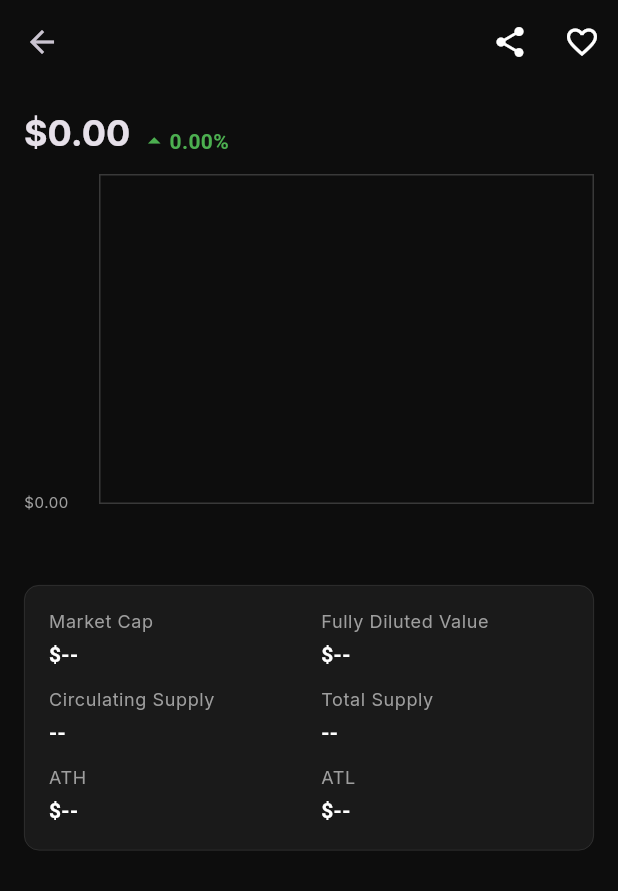
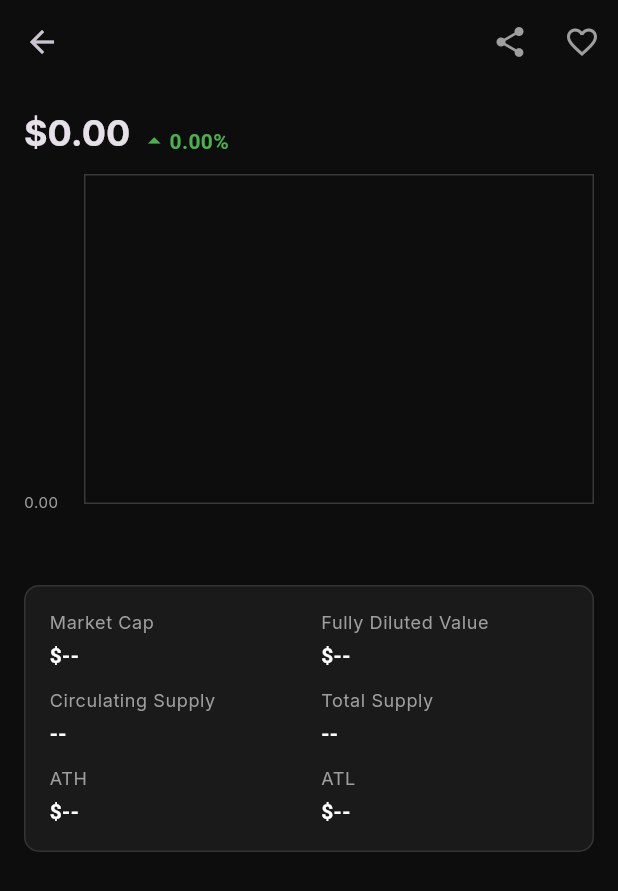
Before and after one commit to abdGhost/rwa_app, a Flutter app: the CoinDetailScreen screen opened directly with empty values, on a phone screen of 412 x 824 dp. Shown: the top 891 px of the screen. Run offline on Flutter 3.47's test engine with Material 3 defaults, Android fonts, the phone set to English and light mode, and no system bars; drawn by our look-alikes of fl_chart; our stand-ins replace flutter_riverpod, flutter_svg, flutter_switch, flutter_widget_from_html, google_fonts, share_plus and 1 more; accounts and stored records are empty; network calls fail.

Commit message:
worked on coin details screen

```diff
--- a/lib/screens/coin_details_screen.dart
+++ b/lib/screens/coin_details_screen.dart
@@ -6,7 +6,7 @@ import 'package:shared_preferences/shared_preferences.dart';
 import 'package:share_plus/share_plus.dart';
 
 class CoinDetailScreen extends StatefulWidget {
-  final String coin; // coin ID like 'chainlink'
+  final String coin;
 
   const CoinDetailScreen({super.key, required this.coin});
 
@@ -65,14 +65,6 @@ class _CoinDetailScreenState extends State<CoinDetailScreen> {
         final List<double> closePrices =
             chartRaw.map((e) => (e[4] as num).toDouble()).toList();
 
-        // 🛑 PRINT FULL graphRaw DATA HERE
-        debugPrint('📈 Full Graph Data:');
-        for (var point in chartRaw) {
-          debugPrint(
-            'Time: ${point[0]}, Open: ${point[1]}, High: ${point[2]}, Low: ${point[3]}, Close: ${point[4]}',
-          );
-        }
-
         setState(() {
           coin = coinData;
           trend = closePrices;
@@ -96,11 +88,20 @@ class _CoinDetailScreenState extends State<CoinDetailScreen> {
   @override
   Widget build(BuildContext context) {
     final theme = Theme.of(context);
-    final isDark = theme.brightness == Brightness.dark;
-
     return Scaffold(
       backgroundColor: theme.scaffoldBackgroundColor,
-      appBar: AppBar(
+      appBar: _buildAppBar(theme),
+      body:
+          isLoading
+              ? const Center(
+                child: CircularProgressIndicator(color: Colors.green),
+              )
+              : _buildBody(theme),
+    );
+  }
+
+  PreferredSizeWidget _buildAppBar(ThemeData theme) {
+    return AppBar(
       backgroundColor: theme.scaffoldBackgroundColor,
       elevation: 0,
       titleSpacing: 0,
@@ -131,30 +132,17 @@ class _CoinDetailScreenState extends State<CoinDetailScreen> {
       ),
       actions: [
         IconButton(
-            icon: Icon(
-              Icons.share,
-              color: isDark ? Colors.white : Colors.black,
-            ),
+          icon: Icon(Icons.share, color: Colors.grey),
           onPressed: _shareCoin,
         ),
         IconButton(
           icon: Icon(
             isFavorite ? Icons.favorite : Icons.favorite_border,
-              color:
-                  isFavorite
-                      ? const Color(0xFF16C784)
-                      : (isDark ? Colors.white : Colors.black),
+            color: isFavorite ? Colors.green : Colors.grey,
           ),
           onPressed: _toggleFavorite,
         ),
       ],
-      ),
-      body:
-          isLoading
-              ? const Center(
-                child: CircularProgressIndicator(color: Colors.green),
-              )
-              : _buildBody(theme),
     );
   }
 
@@ -163,13 +151,17 @@ class _CoinDetailScreenState extends State<CoinDetailScreen> {
       trend.length,
       (i) => FlSpot(i.toDouble(), trend[i]),
     );
+    final double minPrice =
+        trend.isEmpty ? 0 : trend.reduce((a, b) => a < b ? a : b).toDouble();
+    final double maxPrice =
+        trend.isEmpty ? 0 : trend.reduce((a, b) => a > b ? a : b).toDouble();
 
     return ListView(
       padding: const EdgeInsets.only(top: 16),
       children: [
         _buildPriceSection(theme),
         const SizedBox(height: 12),
-        _buildChartSection(theme, chartData),
+        _buildChartSection(theme, chartData, minPrice, maxPrice),
         const SizedBox(height: 24),
         _buildOverviewSection(theme),
         const SizedBox(height: 24),
@@ -216,32 +208,19 @@ class _CoinDetailScreenState extends State<CoinDetailScreen> {
     );
   }
 
-  Widget _buildChartSection(ThemeData theme, List<FlSpot> chartData) {
-    final minPrice = trend.isEmpty ? 0 : trend.reduce((a, b) => a < b ? a : b);
-    final maxPrice = trend.isEmpty ? 0 : trend.reduce((a, b) => a > b ? a : b);
-
+  Widget _buildChartSection(
+    ThemeData theme,
+    List<FlSpot> chartData,
+    double minPrice,
+    double maxPrice,
+  ) {
     return SizedBox(
       height: 250,
       child: Padding(
         padding: const EdgeInsets.symmetric(horizontal: 16),
         child: LineChart(
           LineChartData(
-            gridData: FlGridData(
-              show: true,
-              drawVerticalLine: true,
-              horizontalInterval: (maxPrice - minPrice) / 4,
-              verticalInterval: 5,
-              getDrawingHorizontalLine:
-                  (_) => FlLine(
-                    color: Colors.grey.withOpacity(0.2),
-                    strokeWidth: 1,
-                  ),
-              getDrawingVerticalLine:
-                  (_) => FlLine(
-                    color: Colors.grey.withOpacity(0.2),
-                    strokeWidth: 1,
-                  ),
-            ),
+            gridData: FlGridData(show: true, drawVerticalLine: true),
             borderData: FlBorderData(
               show: true,
               border: Border.all(color: Colors.grey.withOpacity(0.3)),
@@ -250,27 +229,24 @@ class _CoinDetailScreenState extends State<CoinDetailScreen> {
               leftTitles: AxisTitles(
                 sideTitles: SideTitles(
                   showTitles: true,
-                  reservedSize: 50, // ⬅️ add padding space for Y-axis
-                  getTitlesWidget: (value, meta) {
-                    return Padding(
-                      padding: const EdgeInsets.only(
-                        right: 8,
-                      ), // ⬅️ move inside a bit
+                  reservedSize: 40,
+                  getTitlesWidget:
+                      (value, meta) => Padding(
+                        padding: const EdgeInsets.only(right: 8),
                         child: Text(
-                        '\$${value.toStringAsFixed(2)}',
+                          _formatYAxisValue(value),
                           style: theme.textTheme.bodySmall?.copyWith(
                             fontSize: 10,
                             color: Colors.grey,
                           ),
                         ),
-                    );
-                  },
+                      ),
                 ),
               ),
               bottomTitles: AxisTitles(
                 sideTitles: SideTitles(
                   showTitles: true,
-                  reservedSize: 30, // ⬅️ space below for X-axis titles
+                  reservedSize: 30,
                   interval: 8,
                   getTitlesWidget: (value, meta) {
                     if (value < 0 || value.toInt() >= trend.length)
@@ -278,14 +254,10 @@ class _CoinDetailScreenState extends State<CoinDetailScreen> {
                     DateTime time = DateTime.now().subtract(
                       Duration(minutes: (trend.length - value.toInt()) * 30),
                     );
-                    String formatted =
-                        '${time.hour}:${time.minute.toString().padLeft(2, '0')}';
                     return Padding(
-                      padding: const EdgeInsets.only(
-                        top: 6,
-                      ), // ⬅️ move text down
+                      padding: const EdgeInsets.only(top: 6),
                       child: Text(
-                        formatted,
+                        '${time.hour}:${time.minute.toString().padLeft(2, '0')}',
                         style: theme.textTheme.bodySmall?.copyWith(
                           fontSize: 10,
                           color: Colors.grey,
@@ -317,7 +289,7 @@ class _CoinDetailScreenState extends State<CoinDetailScreen> {
                   show: true,
                   gradient: LinearGradient(
                     colors: [
-                      const Color(0xFF16C784).withOpacity(0.2),
+                      Color(0xFF16C784).withOpacity(0.2),
                       Colors.transparent,
                     ],
                     begin: Alignment.topCenter,
@@ -332,6 +304,14 @@ class _CoinDetailScreenState extends State<CoinDetailScreen> {
     );
   }
 
+  String _formatYAxisValue(double value) {
+    if (value >= 1e12) return '${(value / 1e12).toStringAsFixed(2)}T';
+    if (value >= 1e9) return '${(value / 1e9).toStringAsFixed(2)}B';
+    if (value >= 1e6) return '${(value / 1e6).toStringAsFixed(2)}M';
+    if (value >= 1e3) return '${(value / 1e3).toStringAsFixed(2)}K';
+    return value.toStringAsFixed(2);
+  }
+
   Widget _buildOverviewSection(ThemeData theme) {
     return Padding(
       padding: const EdgeInsets.symmetric(horizontal: 16),
@@ -339,7 +319,7 @@ class _CoinDetailScreenState extends State<CoinDetailScreen> {
         decoration: BoxDecoration(
           color: theme.cardColor,
           borderRadius: BorderRadius.circular(10),
-          border: Border.all(color: Colors.grey.withOpacity(0.2), width: 0.5),
+          border: Border.all(color: Colors.grey.withOpacity(0.2)),
         ),
         padding: const EdgeInsets.all(16),
         child: Column(
@@ -347,28 +327,22 @@ class _CoinDetailScreenState extends State<CoinDetailScreen> {
             _buildOverviewRow(
               'Market Cap',
               '\$${_formatValue(coin?['market_data']['market_cap']['usd'])}',
-              'Total value of all circulating coins.',
               'Fully Diluted Value',
               '\$${_formatValue(coin?['market_data']['fully_diluted_valuation']['usd'])}',
-              'Estimated market cap at full supply.',
             ),
             const SizedBox(height: 12),
             _buildOverviewRow(
               'Circulating Supply',
               _formatValue(coin?['market_data']['circulating_supply']),
-              'Coins actively trading.',
               'Total Supply',
               _formatValue(coin?['market_data']['total_supply']),
-              'Maximum coins in existence.',
             ),
             const SizedBox(height: 12),
             _buildOverviewRow(
               'ATH',
               '\$${coin?['market_data']['ath']['usd']?.toStringAsFixed(2) ?? '--'}',
-              'All-Time Highest price.',
               'ATL',
               '\$${coin?['market_data']['atl']['usd']?.toStringAsFixed(2) ?? '--'}',
-              'All-Time Lowest price.',
             ),
           ],
         ),
@@ -379,44 +353,58 @@ class _CoinDetailScreenState extends State<CoinDetailScreen> {
   Widget _buildOverviewRow(
     String title1,
     String value1,
-    String subtitle1,
     String title2,
     String value2,
-    String subtitle2,
   ) {
     final theme = Theme.of(context);
+    final isDark = theme.brightness == Brightness.dark; // 🔥 detect dark mode
+
     return Row(
-      crossAxisAlignment: CrossAxisAlignment.start,
       children: [
-        Expanded(child: _buildOverviewItem(theme, title1, value1)),
-        const SizedBox(width: 16),
-        Expanded(child: _buildOverviewItem(theme, title2, value2)),
-      ],
-    );
-  }
-
-  Widget _buildOverviewItem(ThemeData theme, String title, String value) {
-    return Column(
+        Expanded(
+          child: Column(
             crossAxisAlignment: CrossAxisAlignment.start,
             children: [
               Text(
-          title,
-          style: theme.textTheme.bodySmall?.copyWith(
-            color: Colors.grey,
-            fontSize: 12,
-          ),
+                title1,
+                style: theme.textTheme.bodySmall?.copyWith(color: Colors.grey),
               ),
               const SizedBox(height: 4),
               Text(
-          value,
+                value1,
                 style: theme.textTheme.bodyMedium?.copyWith(
                   fontWeight: FontWeight.w600,
-            color: theme.textTheme.bodyLarge?.color,
-            fontSize: 14,
+                  color:
+                      isDark ? Colors.white : Colors.black, // ✅ dynamic color
+                ),
+              ),
+            ],
+          ),
+        ),
+        const SizedBox(width: 16),
+        Expanded(
+          child: Column(
+            crossAxisAlignment: CrossAxisAlignment.start,
+            children: [
+              Text(
+                title2,
+                style: theme.textTheme.bodySmall?.copyWith(color: Colors.grey),
+              ),
+              const SizedBox(height: 4),
+              Text(
+                value2,
+                style: theme.textTheme.bodyMedium?.copyWith(
+                  fontWeight: FontWeight.w600,
+                  color:
+                      isDark ? Colors.white : Colors.black, // ✅ dynamic color
+                ),
+              ),
+            ],
           ),
         ),
       ],
     );
+  }
 }
 
 String _formatValue(dynamic numVal) {
@@ -429,4 +417,3 @@ class _CoinDetailScreenState extends State<CoinDetailScreen> {
   if (number >= 1e3) return '${(number / 1e3).toStringAsFixed(2)}K';
   return number.toStringAsFixed(2);
 }
-}
```
Lines whose indentation alone changed are shown as unchanged.
